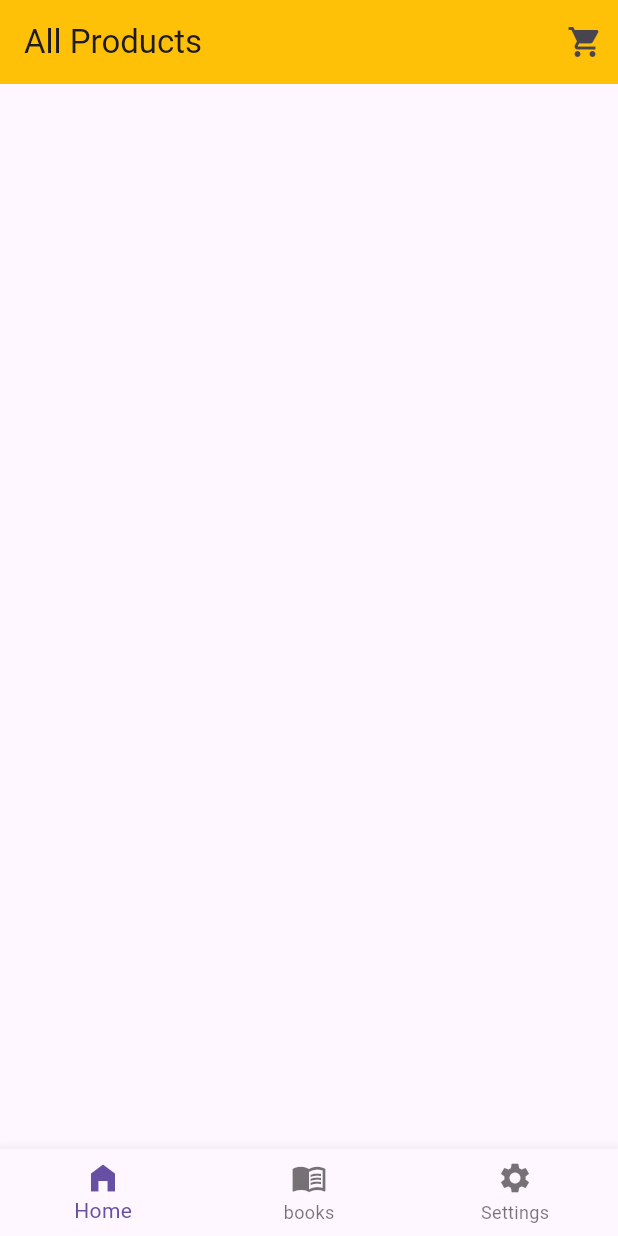
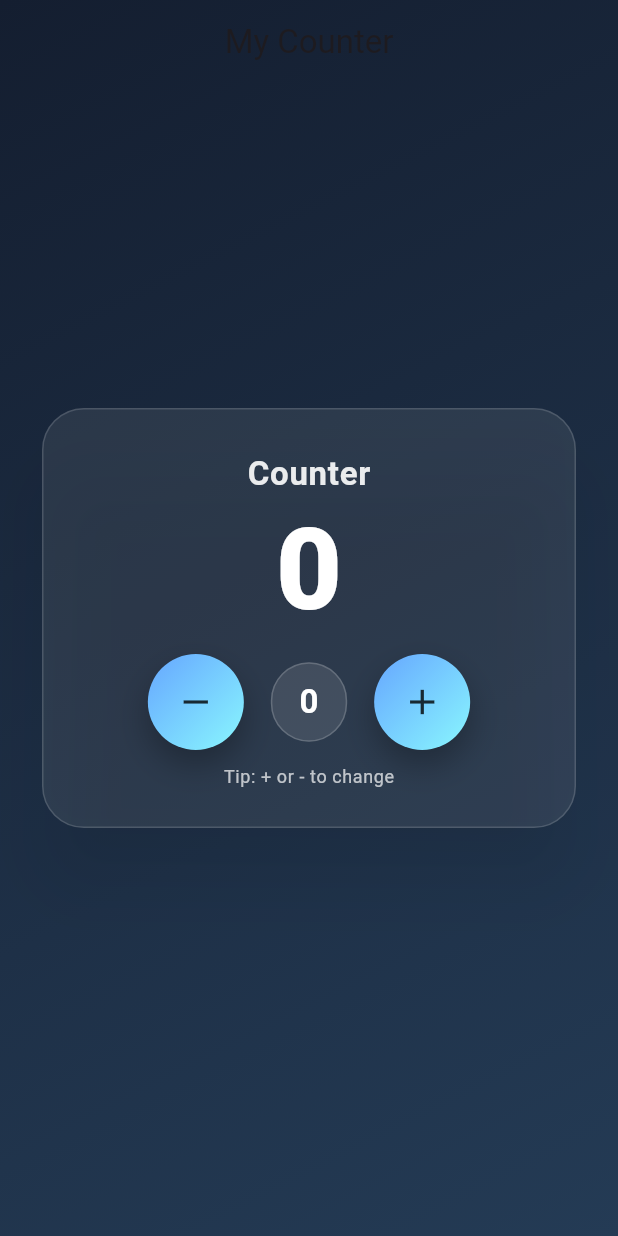
Before and after one commit to RubaZyada/-GSG-code2career-flutter, a Flutter app: the screen it shows after launch, on a phone screen of 412 x 824 dp. Run offline on Flutter 3.47's test engine with Material 3 defaults, Android fonts, the phone set to English and light mode, and no system bars; our stand-ins replace shared_preferences.

Commit message:
counter screen

```diff
--- a/lib/main.dart
+++ b/lib/main.dart
@@ -1,6 +1,7 @@
 import 'package:flutter/material.dart';
 import 'package:gsg_flutter/products/main_nav_screen.dart';
 import 'package:gsg_flutter/routes.dart';
+import 'package:gsg_flutter/screens/counter.dart';
 import 'package:gsg_flutter/screens/freelanser_details.dart';
 import 'package:gsg_flutter/screens/home.dart';
 import 'package:gsg_flutter/screens/login.dart';
@@ -29,7 +30,7 @@ class MyApp extends StatelessWidget {
         Routes.freelancerDetails: (context) => FreelancerDetails(),
         Routes.mainNavScreen: (context) => MainNavScreen(),
       },
-     home: MainNavScreen(),
+     home: CounterScreen(),
 
     );
 
--- a/lib/products/main_nav_screen.dart
+++ b/lib/products/main_nav_screen.dart
@@ -1,6 +1,6 @@
 import 'package:flutter/material.dart';
 import 'package:gsg_flutter/products/all_products.dart';
-import 'package:gsg_flutter/screens/books.dart';
+
 
 class MainNavScreen extends StatefulWidget {
   MainNavScreen({super.key});
@@ -11,7 +11,7 @@ class MainNavScreen extends StatefulWidget {
 
 class _MainAppState extends State<MainNavScreen> {
   int index = 0;
-  List<Widget> screens = [AllProducts(), Books(), Text("settings")];
+  List<Widget> screens = [AllProducts(), Text("settings"), Text("settings")];
 
   @override
   Widget build(BuildContext context) {
--- a/lib/screens/books.dart
+++ /dev/null
@@ -1,50 +0,0 @@
-import 'dart:convert';
-
-import 'package:flutter/material.dart';
-import 'package:gsg_flutter/data/book_model.dart';
-import 'package:http/http.dart' as http;
-
-class Books extends StatefulWidget {
- const Books({super.key});
-  @override
-  State<Books> createState() => _BooksState();
-}
-class _BooksState extends State<Books> {
-  //4- create list of maps
- //8- list of books
-  List<BookModel> books = [];
-  //6- call fetch fun in init state
-  @override
-  void initState() {
-     super.initState();
-    fetchBooks();
-  }
-  @override
-  Widget build(BuildContext context) {
-    return ListView.builder(
-      itemCount: books.length,
-      itemBuilder:  (context, index) {
-        final book = books[index];
-        return ListTile(
-          leading: Image.network(book.cover),
-          title: Text(book.title),
-          subtitle: Text(book.description),
-        );
-      },
-    );
-  }
-   //1- create fetch fun
-fetchBooks() async {
-  //2- call api (request)
-  var response = await http.get(
-    Uri.parse('https://potterapi-fedeperin.vercel.app/en/books'),
-  );
-  //3- decode json
- var data = jsonDecode(response.body);
-  //9-
-  data =data.Map((e)=>BookModel.fromJson(e)).toList();
-//5- add data to list of maps
-setState((){ books=data;});
-  }
-//7- create model class
-}
--- /dev/null
+++ b/lib/screens/counter.dart
@@ -0,0 +1,288 @@
+import 'package:flutter/material.dart';
+import 'package:shared_preferences/shared_preferences.dart';
+
+class CounterScreen extends StatefulWidget {
+  const CounterScreen({super.key});
+
+  @override
+  State<CounterScreen> createState() => _CounterScreenState();
+}
+
+class _CounterScreenState extends State<CounterScreen> {
+  int _counter = 0;
+  String counterKey = 'counter';
+
+  @override
+  void initState() {
+    super.initState();
+    readCounter();
+  }
+
+  @override
+  Widget build(BuildContext context) {
+    return Scaffold(
+      extendBodyBehindAppBar: true,
+      appBar: AppBar(
+        title: const Text('My Counter'),
+        centerTitle: true,
+        backgroundColor: Colors.transparent,
+        elevation: 0,
+      ),
+      body: Container(
+        // خلفية متدرجة أنيقة
+        decoration: const BoxDecoration(
+          gradient: LinearGradient(
+            colors: [Color(0xFF141E30), Color(0xFF243B55)],
+            begin: Alignment.topLeft,
+            end: Alignment.bottomRight,
+          ),
+        ),
+        child: Center(
+          child: Padding(
+            padding: const EdgeInsets.symmetric(horizontal: 24),
+            child: Card(
+              color: Colors.white.withOpacity(0.08),
+              shape: RoundedRectangleBorder(
+                borderRadius: BorderRadius.circular(28),
+                side: BorderSide(color: Colors.white.withOpacity(0.15)),
+              ),
+              elevation: 20,
+              shadowColor: Colors.black.withOpacity(0.35),
+              child: Padding(
+                padding: const EdgeInsets.fromLTRB(22, 30, 22, 26),
+                child: Column(
+                  mainAxisSize: MainAxisSize.min,
+                  children: [
+                    // عنوان
+                    Text(
+                      'Counter',
+                      style: Theme.of(context).textTheme.titleLarge?.copyWith(
+                            color: Colors.white.withOpacity(0.9),
+                            fontWeight: FontWeight.w600,
+                            letterSpacing: 0.5,
+                          ),
+                    ),
+                    const SizedBox(height: 12),
+
+                    // الرقم مع أنيميشن لطيف
+                    AnimatedSwitcher(
+                      duration: const Duration(milliseconds: 220),
+                      transitionBuilder: (child, anim) => ScaleTransition(
+                        scale: CurvedAnimation(
+                          parent: anim,
+                          curve: Curves.easeOutBack,
+                        ),
+                        child: child,
+                      ),
+                      child: Text(
+                        _counter.toString(),
+                        key: ValueKey(_counter),
+                        style: const TextStyle(
+                          fontSize: 76,
+                          fontWeight: FontWeight.w800,
+                          color: Colors.white,
+                          height: 1.0,
+                        ),
+                      ),
+                    ),
+                    const SizedBox(height: 18),
+
+                    // الأزرار بنفس منطقك (بدون تغيير على onPressed)
+                    Row(
+                      mainAxisAlignment: MainAxisAlignment.center,
+                      children: [
+                        _RoundButton(
+                          icon: Icons.remove,
+                          onPressed: () {
+                            setState(() {
+                              _counter--;
+                              saveCounter(_counter);
+                            });
+                          },
+                        ),
+                        const SizedBox(width: 18),
+                        _PillBadge(value: _counter),
+                        const SizedBox(width: 18),
+                        _RoundButton(
+                          icon: Icons.add,
+                          onPressed: () {
+                            setState(() {
+                              _counter++;
+                              saveCounter(_counter);
+                            });
+                          },
+                        ),
+                      ],
+                    ),
+
+                    const SizedBox(height: 10),
+                    Text(
+                      'Tip: + or - to change',
+                      style: Theme.of(context)
+                          .textTheme
+                          .bodySmall
+                          ?.copyWith(color: Colors.white70),
+                    ),
+                  ],
+                ),
+              ),
+            ),
+          ),
+        ),
+      ),
+    );
+  }
+
+  saveCounter(int counter) async {
+    final prefs = await SharedPreferences.getInstance();
+    prefs.setInt(counterKey, counter);
+    // كل ما تزود او تنقص العداد اعمل حفظ
+  }
+
+  readCounter() async {
+    final prefs = await SharedPreferences.getInstance();
+    setState(() {
+      _counter = prefs.getInt(counterKey) ?? 0;
+    });
+  }
+}
+
+/* ====== Widgets جمالية فقط (لا تغيّر المنطق) ====== */
+
+class _RoundButton extends StatefulWidget {
+  final IconData icon;
+  final VoidCallback onPressed;
+  const _RoundButton({required this.icon, required this.onPressed});
+
+  @override
+  State<_RoundButton> createState() => _RoundButtonState();
+}
+
+class _RoundButtonState extends State<_RoundButton> {
+  bool _pressed = false;
+
+  @override
+  Widget build(BuildContext context) {
+    return GestureDetector(
+      onTapDown: (_) => setState(() => _pressed = true),
+      onTapUp: (_) => setState(() => _pressed = false),
+      onTapCancel: () => setState(() => _pressed = false),
+      onTap: widget.onPressed,
+      child: AnimatedContainer(
+        duration: const Duration(milliseconds: 120),
+        width: 64,
+        height: 64,
+        decoration: BoxDecoration(
+          shape: BoxShape.circle,
+          gradient: const LinearGradient(
+            colors: [Color(0xFF66A6FF), Color(0xFF89F7FE)],
+            begin: Alignment.topLeft,
+            end: Alignment.bottomRight,
+          ),
+          boxShadow: [
+            BoxShadow(
+              color: Colors.black.withOpacity(_pressed ? 0.15 : 0.28),
+              blurRadius: _pressed ? 8 : 18,
+              offset: Offset(0, _pressed ? 3 : 10),
+            ),
+          ],
+        ),
+        child: Icon(
+          widget.icon,
+          size: 28,
+          color: Colors.black.withOpacity(0.8),
+        ),
+      ),
+    );
+  }
+}
+
+class _PillBadge extends StatelessWidget {
+  final int value;
+  const _PillBadge({required this.value});
+
+  @override
+  Widget build(BuildContext context) {
+    return Container(
+      padding: const EdgeInsets.symmetric(horizontal: 18, vertical: 10),
+      decoration: BoxDecoration(
+        color: Colors.white.withOpacity(0.10),
+        borderRadius: BorderRadius.circular(999),
+        border: Border.all(color: Colors.white.withOpacity(0.18)),
+      ),
+      child: Text(
+        '$value',
+        style: const TextStyle(
+          fontSize: 22,
+          fontWeight: FontWeight.w700,
+          color: Colors.white,
+        ),
+      ),
+    );
+  }
+}
+////////// هادا كود للفهم بدون ui
+/*import 'package:flutter/material.dart';
+
+import 'package:shared_preferences/shared_preferences.dart';
+class CounterScreen extends StatefulWidget {
+  const CounterScreen({super.key});
+
+  @override
+  State<CounterScreen> createState() => _CounterScreenState();
+}
+
+class _CounterScreenState extends State<CounterScreen> {
+ int _counter = 0;
+ String counterKey = 'counter';
+  @override
+  initState() {
+    super.initState();
+    readCounter();
+  }
+  Widget build(BuildContext context) {
+    return Scaffold(
+      body: Center(
+        child: Column(
+          mainAxisAlignment: MainAxisAlignment.center,
+          children: [
+            Row(
+              mainAxisAlignment: MainAxisAlignment.center,
+              children: [
+                TextButton(child: Icon(Icons.remove), onPressed: () {
+                  setState(() {
+                    _counter--;
+                    saveCounter(_counter);
+                  });
+                }),
+               Text(
+                  _counter.toString(),
+                  style: Theme.of(context).textTheme.headlineMedium,
+                ),
+                TextButton(child: Icon(Icons.add), onPressed: () {
+                   setState(() {
+                    _counter++;
+                     saveCounter(_counter);
+                  });
+                }),
+              ],
+            ),
+          ],
+        ),
+      ),
+    );
+  }
+  saveCounter(int counter) async {
+   final prefs = await SharedPreferences.getInstance();
+    prefs.setInt(counterKey, counter);
+    // كل ما تزود او تنقص العداد اعمل حفظ
+
+  }
+  readCounter()async{
+     final prefs = await SharedPreferences.getInstance();
+   setState(() {
+      _counter= prefs.getInt(counterKey)??0;
+   });
+  }
+}
+*/
--- a/pubspec.yaml
+++ b/pubspec.yaml
@@ -35,6 +35,7 @@ dependencies:
   # Use with the CupertinoIcons class for iOS style icons.
   cupertino_icons: ^1.0.8
   http: ^1.5.0
+  shared_preferences: ^2.5.3
 
 dev_dependencies:
   flutter_test:
```
Also changed, not shown: lib/data/book_model.dart (deleted, +0 -44 lines), pubspec.lock, 1 other file.
